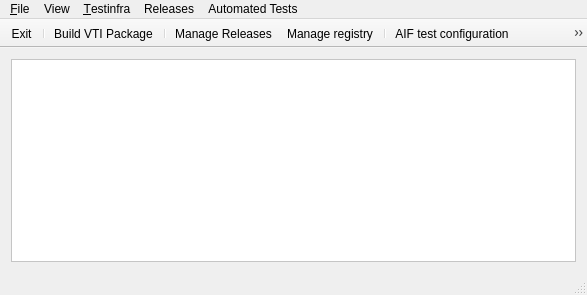
Old version of the form mainwindow.ui in the repository tbikfalvi/VTITestManager.
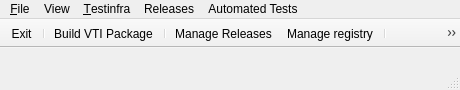
New version of the form. Icons and pictures are not drawn.

```diff
--- a/mainwindow.ui
+++ b/mainwindow.ui
@@ -6,10 +6,22 @@
    <rect>
     <x>0</x>
     <y>0</y>
-    <width>587</width>
-    <height>295</height>
+    <width>460</width>
+    <height>90</height>
    </rect>
   </property>
+  <property name="minimumSize">
+   <size>
+    <width>460</width>
+    <height>90</height>
+   </size>
+  </property>
+  <property name="maximumSize">
+   <size>
+    <width>460</width>
+    <height>90</height>
+   </size>
+  </property>
   <property name="windowTitle">
    <string>VTI Test Manager</string>
   </property>
@@ -21,69 +33,14 @@
    <bool>false</bool>
   </property>
   <widget class="QWidget" name="centralWidget">
-   <layout class="QVBoxLayout" name="verticalLayout">
-    <item>
-     <widget class="QFrame" name="frame">
-      <property name="styleSheet">
-       <string notr="true">background-color: rgb(255, 255, 255);</string>
-      </property>
-      <property name="frameShape">
-       <enum>QFrame::StyledPanel</enum>
-      </property>
-      <property name="frameShadow">
-       <enum>QFrame::Raised</enum>
-      </property>
-      <layout class="QVBoxLayout" name="verticalLayout_2">
-       <item>
-        <spacer name="verticalSpacer">
-         <property name="orientation">
-          <enum>Qt::Vertical</enum>
-         </property>
-         <property name="sizeHint" stdset="0">
-          <size>
-           <width>20</width>
-           <height>100</height>
-          </size>
-         </property>
-        </spacer>
-       </item>
-       <item>
-        <widget class="QLabel" name="label">
-         <property name="text">
-          <string/>
-         </property>
-         <property name="pixmap">
-          <pixmap resource="vtitestmanager.qrc">:/images/logo.png</pixmap>
-         </property>
-         <property name="scaledContents">
-          <bool>true</bool>
-         </property>
-        </widget>
-       </item>
-       <item>
-        <spacer name="verticalSpacer_2">
-         <property name="orientation">
-          <enum>Qt::Vertical</enum>
-         </property>
-         <property name="sizeHint" stdset="0">
-          <size>
-           <width>20</width>
-           <height>99</height>
-          </size>
-         </property>
-        </spacer>
-       </item>
-      </layout>
-     </widget>
-    </item>
-   </layout>
+   <layout class="QVBoxLayout" name="verticalLayout"/>
   </widget>
   <widget class="QMenuBar" name="menuBar">
    <property name="geometry">
     <rect>
      <x>0</x>
      <y>0</y>
-     <width>587</width>
+     <width>460</width>
      <height>18</height>
     </rect>
    </property>
@@ -138,6 +95,12 @@
    <property name="movable">
     <bool>false</bool>
    </property>
+   <property name="iconSize">
+    <size>
+     <width>40</width>
+     <height>40</height>
+    </size>
+   </property>
    <attribute name="toolBarArea">
     <enum>TopToolBarArea</enum>
    </attribute>
```
Left out of the diff: 2 changed lines with no effect on the pictures.
